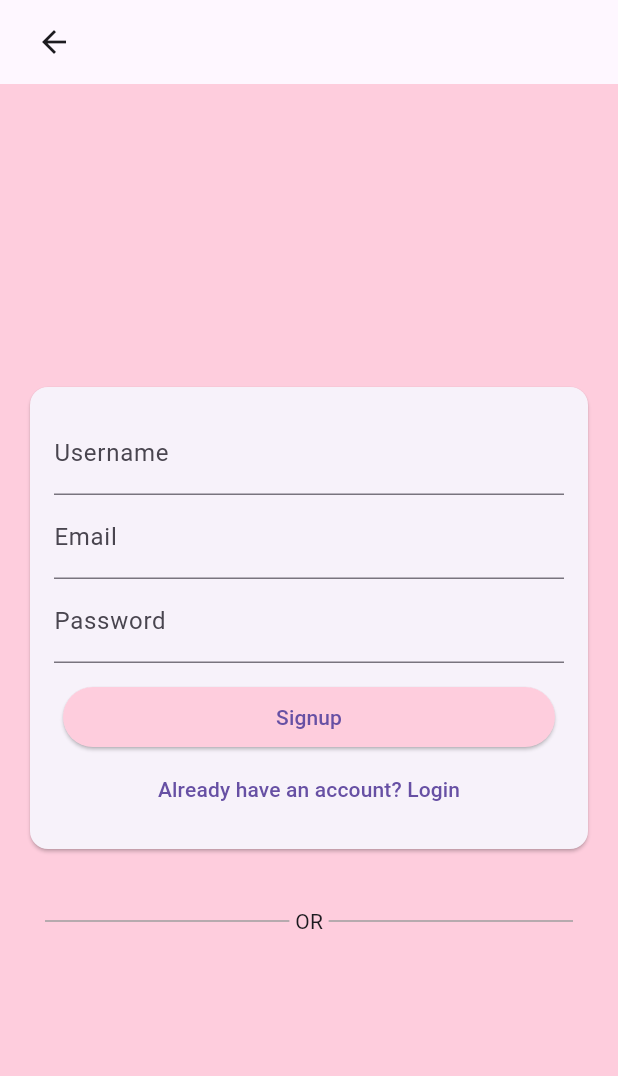
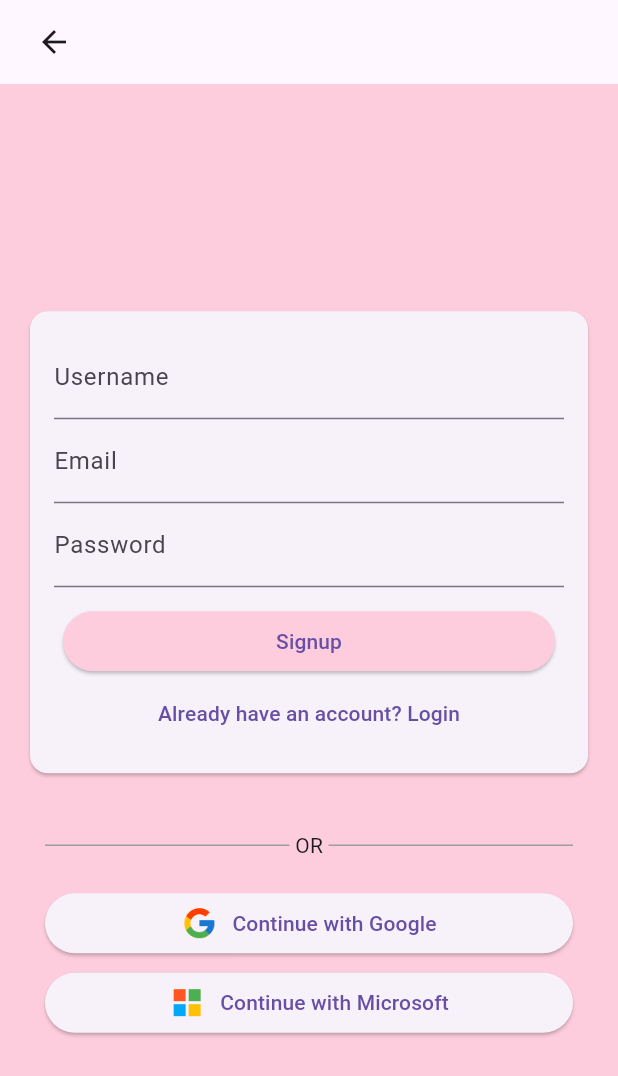
Before and after one commit to jiapanWei/voice_assistant, a Flutter app: the screen it shows after launch, after a tap on "Sign up", on a phone screen of 412 x 824 dp. Shown: the top 1076 px of the screen. Run offline on Flutter 3.47's test engine with Material 3 defaults, Android fonts, the phone set to English and light mode, and no system bars; our stand-ins replace cloud_firestore, firebase_auth, firebase_core, google_fonts, google_sign_in, image_gallery_saver and 3 more; missing offline and left inert: flutter_downloader, text_to_speech; accounts and stored records are empty; network calls fail; project files that could hold a hidden picture were left out.

Commit message:
Adds: signInWithMicrosoft

```diff
--- a/lib/screens/authentication.dart
+++ b/lib/screens/authentication.dart
@@ -3,6 +3,8 @@ import 'package:firebase_auth/firebase_auth.dart';
 import 'package:google_fonts/google_fonts.dart';
 import 'package:voice_assistant/screens/main_screen.dart';
 import 'package:voice_assistant/screens/login.dart';
+import 'package:cloud_firestore/cloud_firestore.dart';
+import 'package:voice_assistant/services/auth_service.dart';
 
 final FirebaseAuth _firebaseAuth = FirebaseAuth.instance;
 
@@ -47,14 +49,27 @@ class _AuthScreenState extends State<AuthScreen> {
       } else {
         userCredentials = await _firebaseAuth.createUserWithEmailAndPassword(
             email: _inputEmail, password: _inputPassword);
+
+        // Cloud Firestore
+        // final FirebaseFirestore _firestore = FirebaseFirestore.instance;
+        // await _firestore
+        //     .collection('Users')
+        //     .doc(userCredentials.user!.email)
+        //     .set(
+        //   {
+        //     'username': _inputUsername,
+        //     'email': _inputEmail,
+        //   },
+        // );
       }
 
       if (userCredentials.user != null) {
         Navigator.of(context).pushReplacement(
           MaterialPageRoute(
-              builder: (context) => HomeScreen(
-                    inputUsername: _inputUsername,
-                  )),
+            builder: (context) => HomeScreen(
+              inputUsername: _inputUsername,
+            ),
+          ),
         );
       }
     } on FirebaseAuthException catch (error) {
@@ -205,37 +220,36 @@ class _AuthScreenState extends State<AuthScreen> {
                   ],
                 ),
               ),
-              // Container(
-              //   margin: const EdgeInsets.only(left: 30.0, right: 30.0),
-              //   child: ElevatedButton(
-              //     onPressed: () => AuthService().signInWithGoogle(),
-              //     child: Row(
-              //       mainAxisAlignment: MainAxisAlignment.center,
-              //       children: [
-              //         Image.asset('images/google.png', height: 24, width: 24),
-              //         const SizedBox(width: 10),
-              //         const Text('Continue with Google'),
-              //       ],
-              //     ),
-              //   ),
-              // ),
-              // const SizedBox(height: 5),
-              // Container(
-              //   margin: const EdgeInsets.only(left: 30.0, right: 30.0),
-              //   child: ElevatedButton(
-              //     onPressed: _submit, //TODO: create handlers
-              //     // onPressed: () => AuthService().signInWithApple(),
-              //     child: Row(
-              //       mainAxisAlignment: MainAxisAlignment.center,
-              //       children: [
-              //         Image.asset('images/microsoft.png',
-              //             height: 24, width: 24),
-              //         const SizedBox(width: 10),
-              //         const Text('Continue with Microsoft'),
-              //       ],
-              //     ),
-              //   ),
-              // ),
+              Container(
+                margin: const EdgeInsets.only(left: 30.0, right: 30.0),
+                child: ElevatedButton(
+                  onPressed: () => AuthService().signInWithGoogle(),
+                  child: Row(
+                    mainAxisAlignment: MainAxisAlignment.center,
+                    children: [
+                      Image.asset('images/google.png', height: 24, width: 24),
+                      const SizedBox(width: 10),
+                      const Text('Continue with Google'),
+                    ],
+                  ),
+                ),
+              ),
+              const SizedBox(height: 5),
+              Container(
+                margin: const EdgeInsets.only(left: 30.0, right: 30.0),
+                child: ElevatedButton(
+                  onPressed: () => AuthService().signInWithMicrosoft(),
+                  child: Row(
+                    mainAxisAlignment: MainAxisAlignment.center,
+                    children: [
+                      Image.asset('images/microsoft.png',
+                          height: 24, width: 24),
+                      const SizedBox(width: 10),
+                      const Text('Continue with Microsoft'),
+                    ],
+                  ),
+                ),
+              ),
             ],
           ),
         ),
--- a/lib/screens/login.dart
+++ b/lib/screens/login.dart
@@ -126,10 +126,7 @@ class LoginScreen extends StatelessWidget {
               Container(
                 margin: const EdgeInsets.only(left: 30.0, right: 30.0),
                 child: ElevatedButton(
-                  onPressed: () {
-                    _navigateToAuthScreen(
-                        context, false); //TODO: create handlers
-                  },
+                  onPressed: () => AuthService().signInWithMicrosoft(),
                   style: _buttonStyle,
                   child: Row(
                     mainAxisAlignment: MainAxisAlignment.center,
--- a/pubspec.yaml
+++ b/pubspec.yaml
@@ -46,6 +46,8 @@ dependencies:
   firebase_core: ^2.24.2
   firebase_auth: ^4.4.0
   google_sign_in: ^6.2.1
+  cloud_firestore: ^4.15.9
+  flutter_web_auth: ^0.3.0
 
 dev_dependencies:
   flutter_test:
```
Also changed, not shown: lib/services/auth_service.dart (+7 -0 lines), pubspec.lock, 3 other files.
